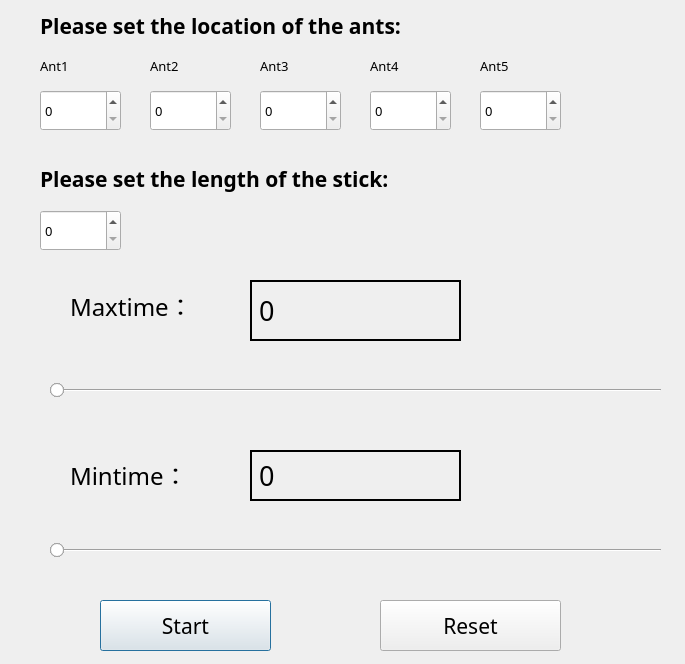
First picture: the form in QT Lab01 1712 AntsCreepingGames/window.ui, repository whitfield-lyx/ECNU-OOAD-Lab1-1712-AntsCreepiongGame, before the edit.
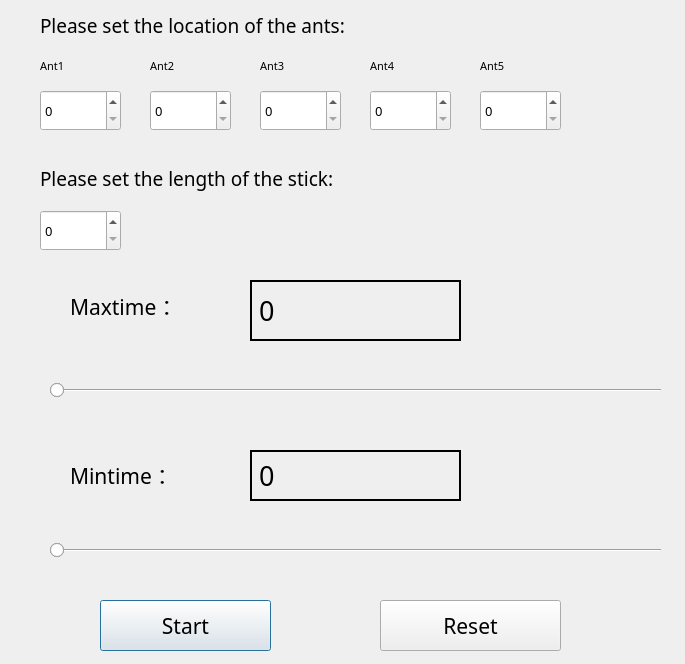
Second picture: the form after the edit.

Diff of the .ui file:
```diff
--- a/QT Lab01 1712 AntsCreepingGames/window.ui
+++ b/QT Lab01 1712 AntsCreepingGames/window.ui
@@ -209,10 +209,10 @@
    </property>
    <property name="font">
     <font>
-     <family>Aa元气满满</family>
-     <pointsize>16</pointsize>
-     <weight>75</weight>
-     <bold>true</bold>
+     <family>华文细黑</family>
+     <pointsize>14</pointsize>
+     <weight>50</weight>
+     <bold>false</bold>
     </font>
    </property>
    <property name="text">
@@ -239,8 +239,8 @@
    </property>
    <property name="font">
     <font>
-     <family>Aa元气满满</family>
-     <pointsize>10</pointsize>
+     <family>华文细黑</family>
+     <pointsize>8</pointsize>
     </font>
    </property>
    <property name="text">
@@ -267,8 +267,8 @@
    </property>
    <property name="font">
     <font>
-     <family>Aa元气满满</family>
-     <pointsize>10</pointsize>
+     <family>华文细黑</family>
+     <pointsize>8</pointsize>
     </font>
    </property>
    <property name="text">
@@ -295,8 +295,8 @@
    </property>
    <property name="font">
     <font>
-     <family>Aa元气满满</family>
-     <pointsize>10</pointsize>
+     <family>华文细黑</family>
+     <pointsize>8</pointsize>
     </font>
    </property>
    <property name="text">
@@ -323,8 +323,8 @@
    </property>
    <property name="font">
     <font>
-     <family>Aa元气满满</family>
-     <pointsize>10</pointsize>
+     <family>华文细黑</family>
+     <pointsize>8</pointsize>
     </font>
    </property>
    <property name="text">
@@ -351,8 +351,8 @@
    </property>
    <property name="font">
     <font>
-     <family>Aa元气满满</family>
-     <pointsize>10</pointsize>
+     <family>华文细黑</family>
+     <pointsize>8</pointsize>
     </font>
    </property>
    <property name="text">
@@ -373,8 +373,8 @@
    </property>
    <property name="font">
     <font>
-     <family>Aa元气满满</family>
-     <pointsize>18</pointsize>
+     <family>华文细黑</family>
+     <pointsize>16</pointsize>
      <weight>50</weight>
      <bold>false</bold>
     </font>
@@ -397,8 +397,8 @@
    </property>
    <property name="font">
     <font>
-     <family>Aa元气满满</family>
-     <pointsize>18</pointsize>
+     <family>华文细黑</family>
+     <pointsize>16</pointsize>
      <weight>50</weight>
      <bold>false</bold>
     </font>
@@ -549,10 +549,10 @@
    </property>
    <property name="font">
     <font>
-     <family>Aa元气满满</family>
-     <pointsize>16</pointsize>
-     <weight>75</weight>
-     <bold>true</bold>
+     <family>华文细黑</family>
+     <pointsize>14</pointsize>
+     <weight>50</weight>
+     <bold>false</bold>
     </font>
    </property>
    <property name="text">
```
Left out of the diff: 21 changed lines with no effect on the pictures.
